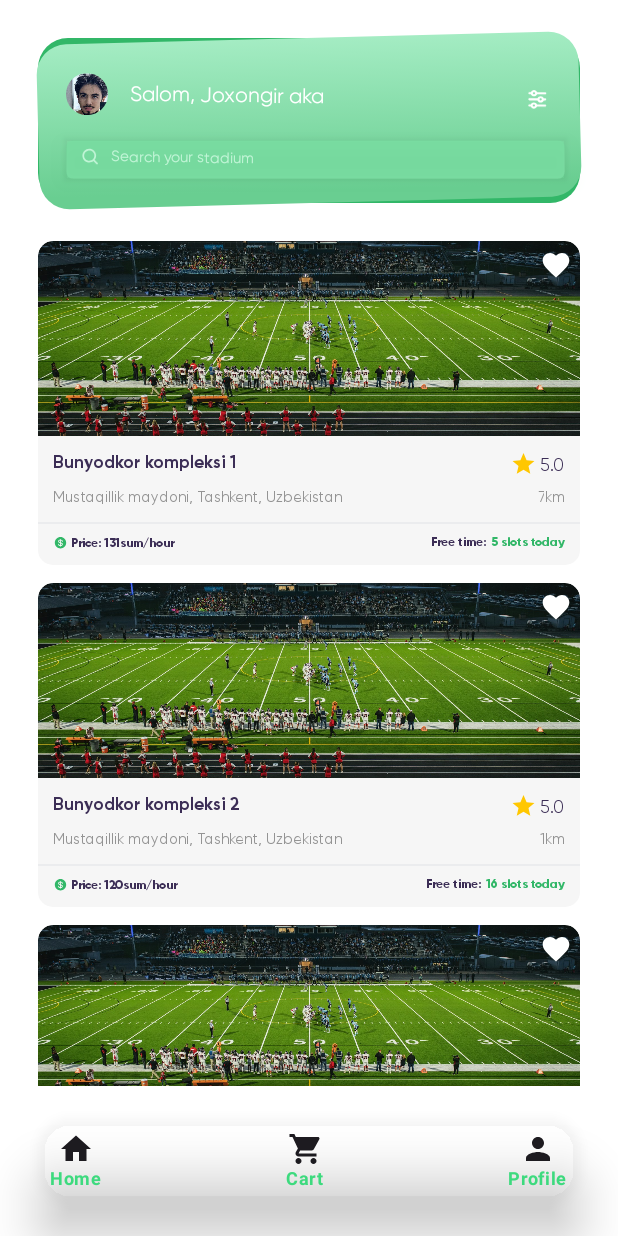
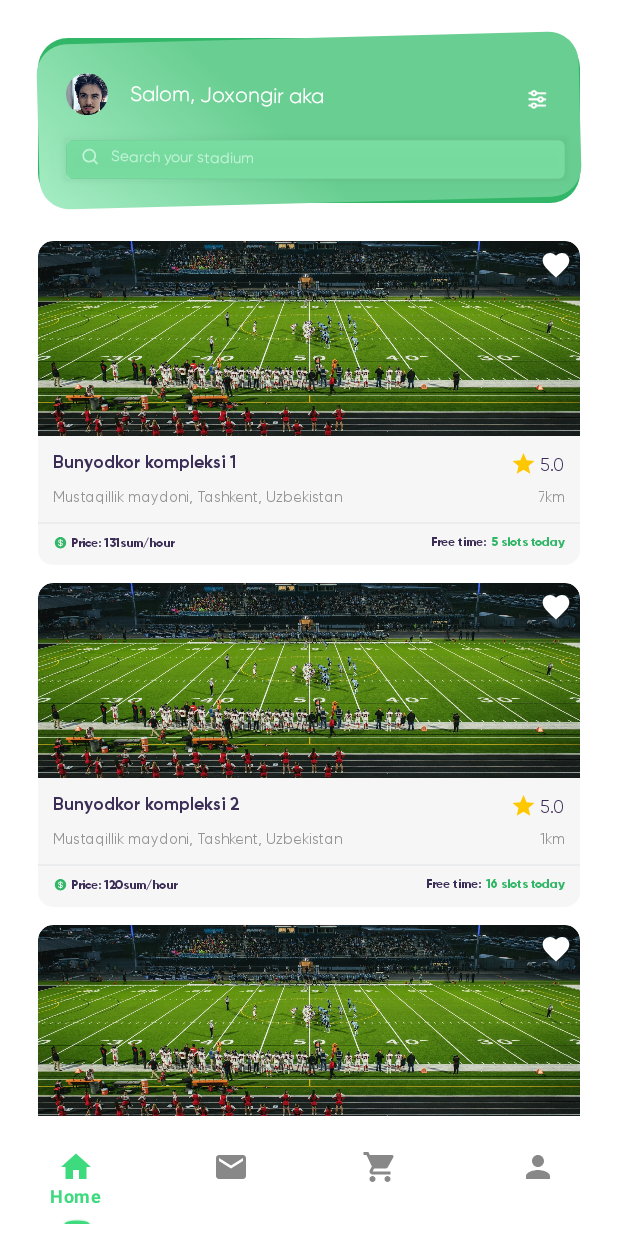
Before and after one commit to tisenres/bron24_android, an Android app built with Jetpack Compose: the AppScaffold screen opened through its navigation route, on a phone screen of 412 x 824 dp. Run offline under Robolectric (Android 15) with nearby library versions, the phone set to English and light mode, and no system bars; our stand-ins replace Dagger/Hilt's generated code.

Commit message:
BottomBar

```diff
--- a/app/src/main/java/com/bron24/bron24_android/core/domain/model/Screen.kt
+++ b/app/src/main/java/com/bron24/bron24_android/core/domain/model/Screen.kt
@@ -5,6 +5,7 @@ sealed class Screen(val route: String) {
     object CitySelection : Screen("citySelection")
     object Main : Screen("main")
     object HomePage : Screen("homePage")
+    object MapPage : Screen("mapPage")
     object CartPage : Screen("cartPage")
     object ProfilePage : Screen("profilePage")
 }
--- a/app/src/main/java/com/bron24/bron24_android/core/presentation/AppScaffold.kt
+++ b/app/src/main/java/com/bron24/bron24_android/core/presentation/AppScaffold.kt
@@ -33,6 +33,9 @@ fun MainNavHost(navController: NavHostController, modifier: Modifier) {
         composable(Screen.HomePage.route) {
             HomePage()
         }
+        composable(Screen.MapPage.route) {
+            MapPage()
+        }
         composable(Screen.CartPage.route) {
             CartPage()
         }
@@ -49,6 +52,14 @@ fun ProfilePage() {
     }
 }
 
+
+@Composable
+fun MapPage() {
+    Surface(color = MaterialTheme.colorScheme.background) {
+        Text("Map Page Content")
+    }
+}
+
 @Composable
 fun CartPage() {
     Surface(color = MaterialTheme.colorScheme.background) {
--- a/app/src/main/java/com/bron24/bron24_android/core/presentation/components/BottomNavigationBar.kt
+++ b/app/src/main/java/com/bron24/bron24_android/core/presentation/components/BottomNavigationBar.kt
@@ -1,60 +1,124 @@
 package com.bron24.bron24_android.core.presentation.components
 
+import androidx.compose.animation.core.TweenSpec
+import androidx.compose.animation.core.animateDpAsState
+import androidx.compose.animation.core.animateFloatAsState
+import androidx.compose.foundation.Image
 import androidx.compose.foundation.background
 import androidx.compose.foundation.clickable
 import androidx.compose.foundation.layout.*
-import androidx.compose.foundation.shape.RoundedCornerShape
+import androidx.compose.foundation.shape.CircleShape
 import androidx.compose.material.icons.Icons
+import androidx.compose.material.icons.filled.Email
 import androidx.compose.material.icons.filled.Home
 import androidx.compose.material.icons.filled.Person
 import androidx.compose.material.icons.filled.ShoppingCart
 import androidx.compose.material3.*
-import androidx.compose.runtime.Composable
+import androidx.compose.runtime.*
 import androidx.compose.ui.Alignment
 import androidx.compose.ui.Modifier
+import androidx.compose.ui.draw.alpha
+import androidx.compose.ui.draw.clip
 import androidx.compose.ui.draw.shadow
 import androidx.compose.ui.graphics.Color
+import androidx.compose.ui.platform.LocalConfiguration
+import androidx.compose.ui.res.painterResource
 import androidx.compose.ui.text.font.FontWeight
 import androidx.compose.ui.unit.dp
 import androidx.navigation.NavController
 import androidx.navigation.compose.currentBackStackEntryAsState
 import com.bron24.bron24_android.core.domain.model.Screen
+import androidx.compose.ui.unit.Dp
+import androidx.compose.ui.tooling.preview.Preview
+import androidx.compose.ui.unit.times
+import androidx.navigation.compose.rememberNavController
+import com.bron24.bron24_android.R
 
 @Composable
 fun BottomNavigationBar(navController: NavController) {
-    val navBackStackEntry = navController.currentBackStackEntryAsState()
-    val currentRoute = navBackStackEntry.value?.destination?.route
+    val navBackStackEntry by navController.currentBackStackEntryAsState()
+    val currentRoute = navBackStackEntry?.destination?.route ?: Screen.HomePage.route
 
-    Row(
+    val items = listOf(Screen.HomePage, Screen.MapPage, Screen.CartPage, Screen.ProfilePage)
+    val screenWidth = LocalConfiguration.current.screenWidthDp.dp
+    val itemWidth = screenWidth / items.size
+    val selectedItemIndex by remember { derivedStateOf { items.indexOfFirst { it.route == currentRoute } } }
+
+    Box(
         modifier = Modifier
             .fillMaxWidth()
             .background(Color.White)
-            .padding(vertical = 24.dp, horizontal = 27.dp)
-            .shadow(
-                elevation = 20.dp,
-                shape = RoundedCornerShape(20.dp),
-                clip = false
-            ),
-        horizontalArrangement = Arrangement.SpaceBetween,
-        verticalAlignment = Alignment.CenterVertically
+            .height(80.dp)
     ) {
-        BottomNavigationItem(
-            icon = { Icon(Icons.Filled.Home, contentDescription = null) },
-            label = { Text("Home", style = MaterialTheme.typography.bodySmall.copy(fontWeight = FontWeight.Bold, color = Color(0xFF3DDA7E))) },
-            selected = currentRoute == Screen.HomePage.route,
-            onClick = { navController.navigate(Screen.HomePage.route) }
+        Row(
+            modifier = Modifier
+                .fillMaxWidth()
+                .padding(vertical = 16.dp, horizontal = 27.dp),
+            horizontalArrangement = Arrangement.SpaceBetween,
+            verticalAlignment = Alignment.CenterVertically
+        ) {
+            items.forEachIndexed { index, screen ->
+                BottomNavigationItem(
+                    icon = {
+                        when (screen.route) {
+                            Screen.HomePage.route -> Icon(
+                                Icons.Filled.Home,
+                                contentDescription = null,
+                                tint = if (currentRoute == screen.route) Color(0xFF3DDA7E) else Color.Gray
+                            )
+                            Screen.MapPage.route -> Icon(
+                                Icons.Filled.Email,
+                                contentDescription = null,
+                                tint = if (currentRoute == screen.route) Color(0xFF3DDA7E) else Color.Gray
+                            )
+                            Screen.CartPage.route -> Icon(
+                                Icons.Filled.ShoppingCart,
+                                contentDescription = null,
+                                tint = if (currentRoute == screen.route) Color(0xFF3DDA7E) else Color.Gray
+                            )
+                            Screen.ProfilePage.route -> Icon(
+                                Icons.Filled.Person,
+                                contentDescription = null,
+                                tint = if (currentRoute == screen.route) Color(0xFF3DDA7E) else Color.Gray
+                            )
+                        }
+                    },
+                    label = {
+                        Text(
+                            text = when (screen.route) {
+                                Screen.HomePage.route -> "Home"
+                                Screen.MapPage.route -> "Map"
+                                Screen.CartPage.route -> "Cart"
+                                Screen.ProfilePage.route -> "Profile"
+                                else -> ""
+                            },
+                            style = MaterialTheme.typography.bodySmall.copy(
+                                fontWeight = FontWeight.Bold,
+                                color = Color(0xFF3DDA7E)
+                            ),
+                            modifier = Modifier.alpha(if (currentRoute == screen.route) 1f else 0f)
+                        )
+                    },
+                    selected = currentRoute == screen.route,
+                    onClick = {
+                        navController.navigate(screen.route)
+                    }
+                )
+            }
+        }
+
+        val indicatorOffset by animateDpAsState(
+            targetValue = selectedItemIndex * itemWidth,
+            animationSpec = TweenSpec(durationMillis = 300)
         )
-        BottomNavigationItem(
-            icon = { Icon(Icons.Filled.ShoppingCart, contentDescription = null) },
-            label = { Text("Cart", style = MaterialTheme.typography.bodySmall.copy(fontWeight = FontWeight.Bold, color = Color(0xFF3DDA7E))) },
-            selected = currentRoute == Screen.CartPage.route,
-            onClick = { navController.navigate(Screen.CartPage.route) }
-        )
-        BottomNavigationItem(
-            icon = { Icon(Icons.Filled.Person, contentDescription = null) },
-            label = { Text("Profile", style = MaterialTheme.typography.bodySmall.copy(fontWeight = FontWeight.Bold, color = Color(0xFF3DDA7E))) },
-            selected = currentRoute == Screen.ProfilePage.route,
-            onClick = { navController.navigate(Screen.ProfilePage.route) }
+
+        Image(
+            painter = painterResource(id = R.drawable.ellipse_green),
+            contentDescription = "Indicator",
+            modifier = Modifier
+                .offset(x = indicatorOffset + itemWidth / 2 - 10.dp) // Adjust the position
+                .align(Alignment.BottomStart)
+                .size(20.dp)
         )
     }
 }
@@ -76,3 +140,10 @@ fun BottomNavigationItem(
         label()
     }
 }
+
+@Composable
+@Preview(showBackground = true)
+fun PreviewBottomNavigationBar() {
+    val navController = rememberNavController()
+    BottomNavigationBar(navController = navController)
+}
--- a/app/src/main/java/com/bron24/bron24_android/features/filter/presentetion/SearchView.kt
+++ b/app/src/main/java/com/bron24/bron24_android/features/filter/presentetion/SearchView.kt
@@ -51,8 +51,8 @@ fun SearchView(modifier: Modifier) {
                             Color(0xFFA4ECC3),
                             Color(0xFF69CE91),
                         ),
-                        start = Offset.Zero,
-                        end = Offset(0F, 153F),
+                        start = Offset(0f, 153f),
+                        end = Offset(153f, 0f),
                     ),
                     shape = RoundedCornerShape(20.dp)
                 )
```
Also changed, not shown: app/src/main/res/drawable/ellipse_green.png (added).
